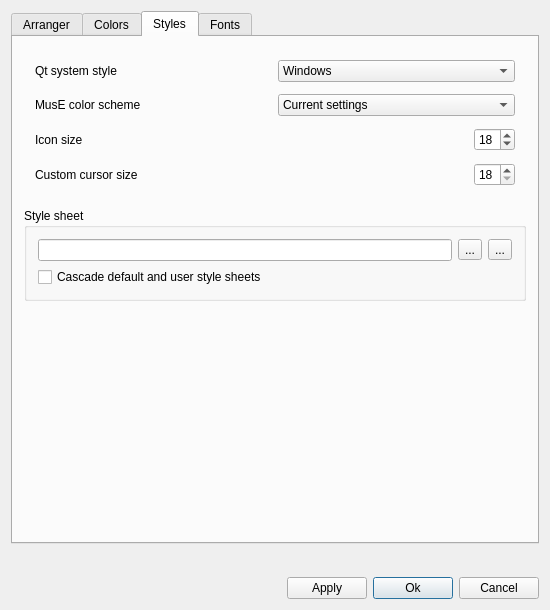
First picture: the form in muse3/muse/components/appearancebase.ui, repository emrum/muse, before the edit.
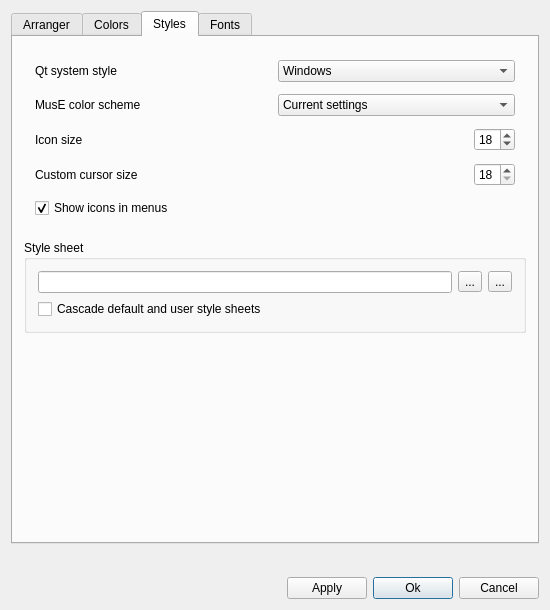
Second picture: the form after the edit. The open tabs and pages were chosen to show the change. Custom widgets are drawn as their Qt base class.

Commit message: Option to hide icons in menus

```diff
--- a/muse3/muse/components/appearancebase.ui
+++ b/muse3/muse/components/appearancebase.ui
@@ -1333,6 +1333,16 @@
             </item>
            </layout>
           </item>
+          <item>
+           <widget class="QCheckBox" name="cbShowIconsInMenus">
+            <property name="text">
+             <string>Show icons in menus</string>
+            </property>
+            <property name="checked">
+             <bool>true</bool>
+            </property>
+           </widget>
+          </item>
          </layout>
         </widget>
        </item>
```
The commit also changes 5 other files.
